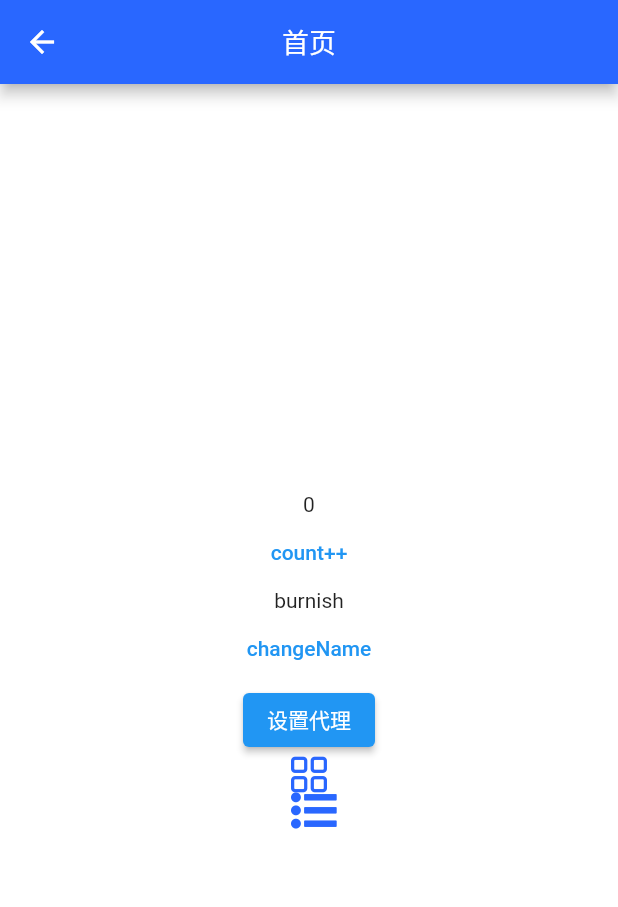
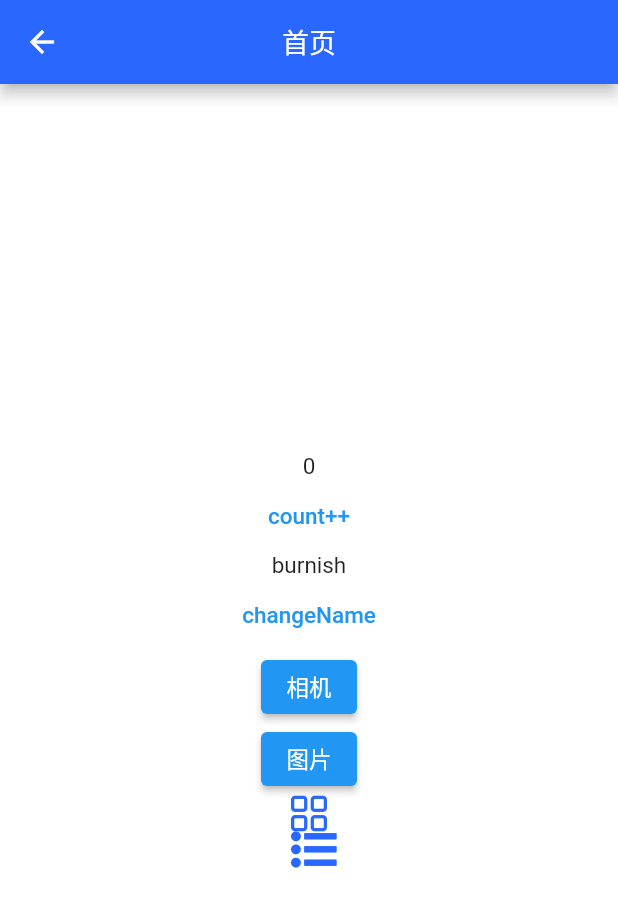
Before and after one commit to THROFHR/flutter2_tempalte, a Flutter app: the HomePage screen opened by its route, on a phone screen of 412 x 824 dp. Shown: the top 907 px of the screen. Run offline on Flutter 3.47's test engine with Material 2 defaults, Android fonts, the phone set to English and light mode, and no system bars; drawn by our look-alikes of pull_to_refresh; our stand-ins replace cached_network_image, cookie_jar, dio, dio_cookie_manager, flutter_easyloading, flutter_screenutil and 6 more; missing offline and left inert: wechat_assets_picker, wechat_camera_picker; accounts and stored records are empty.

Commit message:
feat: 添加拍照、相册和反馈交互组件

```diff
--- a/lib/common/services/services.dart
+++ b/lib/common/services/services.dart
@@ -1,3 +1,4 @@
 library services;
 
 export './storage.dart';
+export './photo.dart';
--- a/lib/common/store/config.dart
+++ b/lib/common/store/config.dart
@@ -11,10 +11,10 @@ class ConfigStore extends GetxController {
   PackageInfo? _platform;
   String get version => _platform?.version ?? '-';
   bool get isRelease => bool.fromEnvironment("dart.vm.product");
-  Locale locale = Locale('en', 'US');
+  Locale locale = Locale('zh', 'CN');
   List<Locale> languages = [
+    Locale('zh', 'CN'),
     Locale('en', 'US'),
-    Locale('zh', 'CN'),
   ];
 
   @override
--- a/lib/common/values/colors.dart
+++ b/lib/common/values/colors.dart
@@ -5,14 +5,24 @@ class AppColors {
   /// 主背景
   static const Color primaryBackground = Color(0xFFF4F6FA);
 
+  /// 颜色
+  static const Color primaryColor = Color(0xFF409EFF);
+  static const Color successColor = Color(0xFF67C23A);
+  static const Color warningColor = Color(0xFFE6A23C);
+  static const Color dangerColor = Color(0xFFF56C6C);
+  static const Color infoColor = Color(0xFF909399);
+
   /// 主文本
-  static const Color primaryText = Color(0xFF2D3142);
+  static const Color primaryText = Color(0xFF303133);
 
-  /// 主文本灰色
-  static const Color primaryGreyText = Color(0xFF9B9B9B);
+  /// 常规文字
+  static const Color defaultText = Color(0xFF606266);
 
-  /// 主文本灰色
-  static const Color primaryGreyText1 = Color(0xFFE0DDF5);
+  /// 次要文字
+  static const Color descText = Color(0xFF909399);
+
+  /// 占位文字
+  static const Color ignoreText = Color(0xFFC0C4CC);
 
 
 
@@ -38,11 +48,4 @@ class AppColors {
   /// 第三种控件-文本 浅灰色2
   static const Color thirdElementText = Color.fromARGB(255, 141, 141, 142);
 
-  // *****************************************
-
-  /// tabBar 默认颜色 灰色
-  static const Color tabBarElement = Color.fromARGB(255, 208, 208, 208);
-
-  /// tabCellSeparator 单元格底部分隔条 颜色
-  static const Color tabCellSeparator = Color.fromARGB(255, 230, 230, 231);
 }
--- a/lib/pages/home/home_view.dart
+++ b/lib/pages/home/home_view.dart
@@ -1,8 +1,12 @@
 import 'package:flutter/material.dart';
 import 'package:flutter2_template/common/values/colors.dart';
+import 'package:flutter_screenutil/flutter_screenutil.dart';
+import 'package:wechat_assets_picker/wechat_assets_picker.dart';
+import '../../common/services/services.dart';
 import '../../components/components.dart';
 import '../../pages/home/home_controller.dart';
 import '../../utils/utils.dart';
+
 import 'package:get/get.dart';
 
 class HomePage extends GetView<HomeController> {
@@ -31,8 +35,20 @@ class HomePage extends GetView<HomeController> {
                 onPressed: () {
                   // Get.toNamed(AppRoutes.Proxy);
                   print("!kIsWeb=========");
+                  PhotoService().camera(context).then((data){
+                    print(data);
+                  });
                 },
-                child: Text("设置代理"),
+                child: Text("相机"),
+              ),
+              ElevatedButton(
+                onPressed: () {
+                  // PhotoService().getFiles(context).then((data){
+                  //   print(data);
+                  // });
+                  notifyInfo(content: "你好");
+                },
+                child: Text("图片"),
               ),
               Icon(IconFont.icon_liebiao, color: AppColors.primaryElement),
               Icon(IconFont.icon_liebiao1, color: AppColors.primaryElement),
```
Also changed, not shown: lib/common/services/photo.dart (added, +55 -0 lines), lib/components/toast.dart (+74 -3 lines), lib/main.dart (+10 -2 lines), pubspec.yaml (+7 -5 lines), pubspec.lock, 6 other files.
